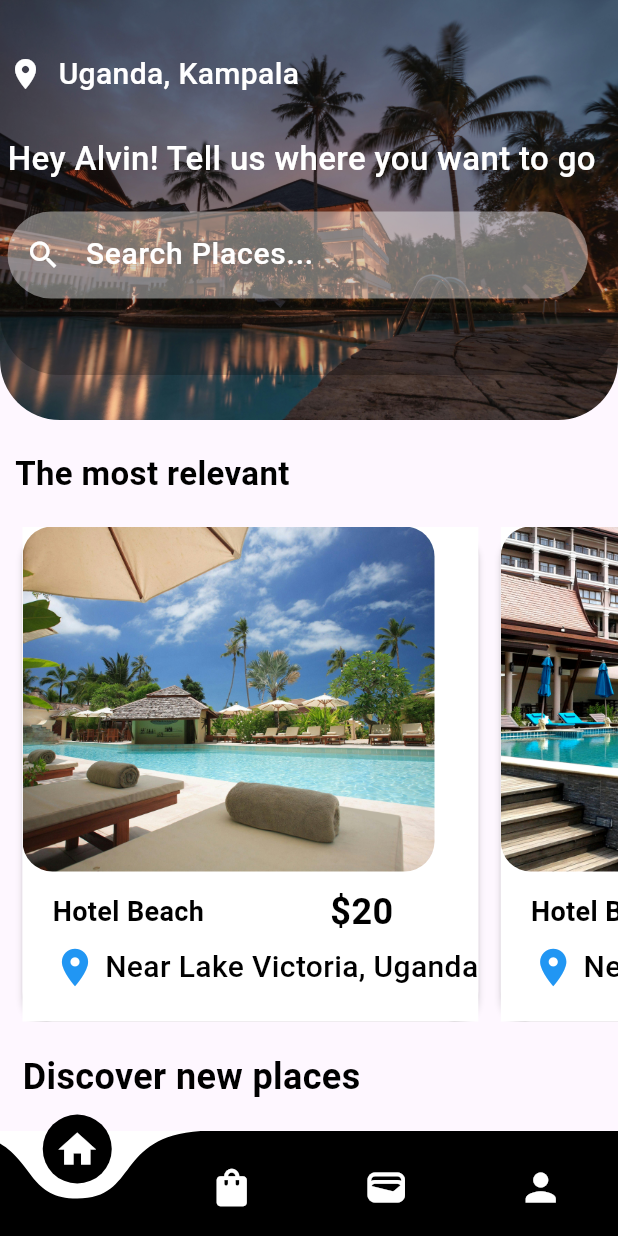
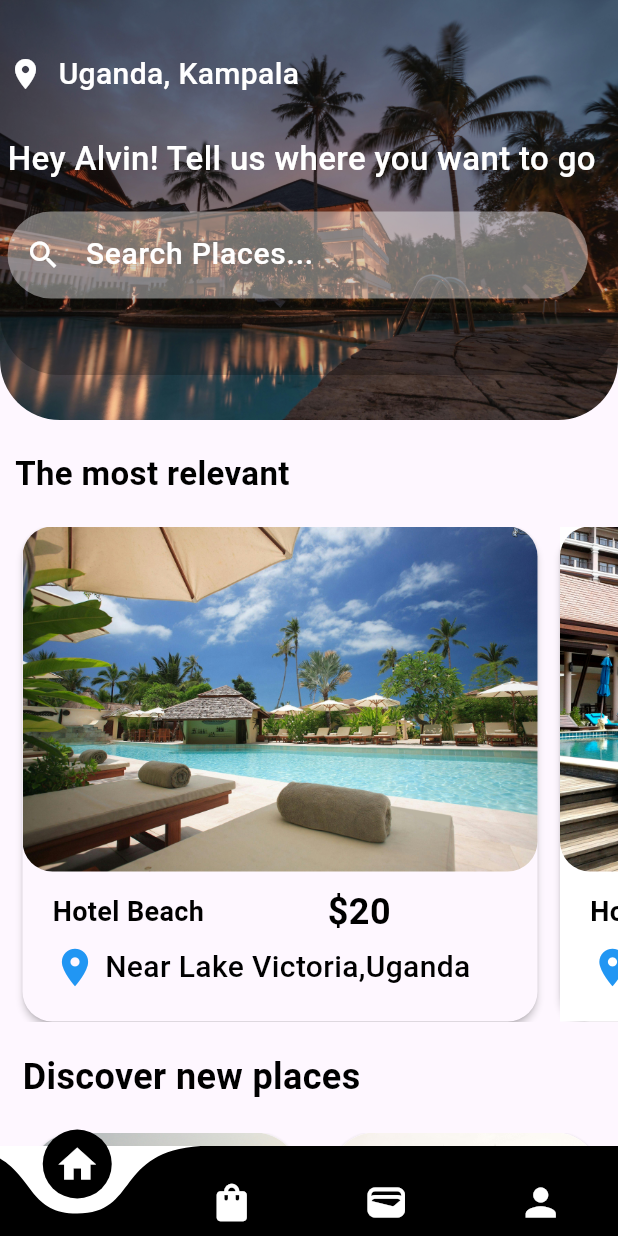
Before and after one commit to Alvin11David/HOTEL-BOOKING-APP, a Flutter app: the Bottomnav screen opened directly, on a phone screen of 412 x 824 dp. Run offline on Flutter 3.47's test engine with Material 3 defaults, Android fonts, the phone set to English and light mode, and no system bars; drawn by our look-alikes of curved_navigation_bar.

```diff
--- a/hotel_booking_app/lib/main.dart
+++ b/hotel_booking_app/lib/main.dart
@@ -1,5 +1,5 @@
 import 'package:flutter/material.dart';
-import 'package:hotel_booking_app/pages/signin.dart';
+import 'package:hotel_booking_app/pages/bottomnav.dart';
 
 
 void main() {
@@ -17,7 +17,7 @@ class MyApp extends StatelessWidget {
       theme: ThemeData(
         colorScheme: ColorScheme.fromSeed(seedColor: Colors.deepPurple),
       ),
-      home: const SignInPage(),
+      home: const Bottomnav(),
     );
   }
 }
--- a/hotel_booking_app/lib/pages/bottomnav.dart
+++ b/hotel_booking_app/lib/pages/bottomnav.dart
@@ -37,7 +37,7 @@ class _BottomnavState extends State<Bottomnav> {
   Widget build(BuildContext context) {
     return Scaffold(
       bottomNavigationBar: CurvedNavigationBar(
-        height: 70,
+        height: 60,
         backgroundColor: Colors.white,
         color: Colors.black,
         animationDuration: Duration(milliseconds: 500),
--- a/hotel_booking_app/lib/pages/home.dart
+++ b/hotel_booking_app/lib/pages/home.dart
@@ -14,7 +14,6 @@ class _HomePageState extends State<HomePage> {
     return Scaffold(
       body: SingleChildScrollView(
         child: Container(
-
           child: Column(
             crossAxisAlignment: CrossAxisAlignment.start,
             children: [
@@ -105,7 +104,6 @@ class _HomePageState extends State<HomePage> {
                         borderRadius: BorderRadius.circular(20),
                         child: Container(
                           decoration: BoxDecoration(
-                            color: Colors.white
                           ),
                           child: Column(
                             crossAxisAlignment: CrossAxisAlignment.start,
@@ -114,7 +112,7 @@ class _HomePageState extends State<HomePage> {
                             borderRadius: BorderRadius.circular(20),
                             child: Image.asset(
                               'assets/images/hotel1.jpg',
-                              width: MediaQuery.of(context).size.width / 1.5, fit: BoxFit.cover, height: 230,
+                              width: MediaQuery.of(context).size.width/1.2, fit: BoxFit.cover, height: 230,
                             ),
                           ),
                           SizedBox(height: 10),
@@ -123,7 +121,7 @@ class _HomePageState extends State<HomePage> {
                             child: Row(
                               children: [
                                 Text("Hotel Beach", style: AppWidget.headlinetextstyle(18)),
-                                SizedBox(width: MediaQuery.of(context).size.width/4.9),
+                                SizedBox(width: MediaQuery.of(context).size.width/5.0),
                                 Text("\$20", style: AppWidget.headlinetextstyle(24),)
                               ],
                             ),
@@ -135,7 +133,7 @@ class _HomePageState extends State<HomePage> {
                               children: [
                                 Icon(Icons.location_on, color: Colors.blue, size: 30),
                                 SizedBox(width: 5),
-                                Text("Near Lake Victoria, Uganda", style: AppWidget.normaltextstyle(20)),
+                                Text("Near Lake Victoria,Uganda", style: AppWidget.normaltextstyle(20)),
                               ],
                             ),
                           )
```
